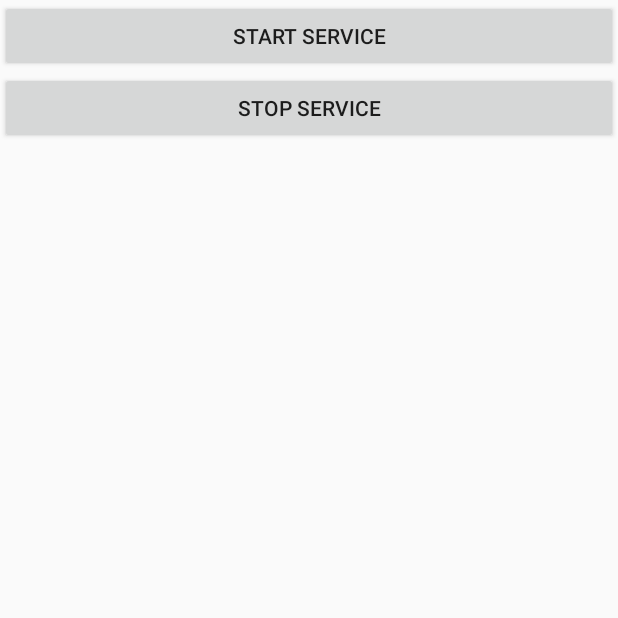
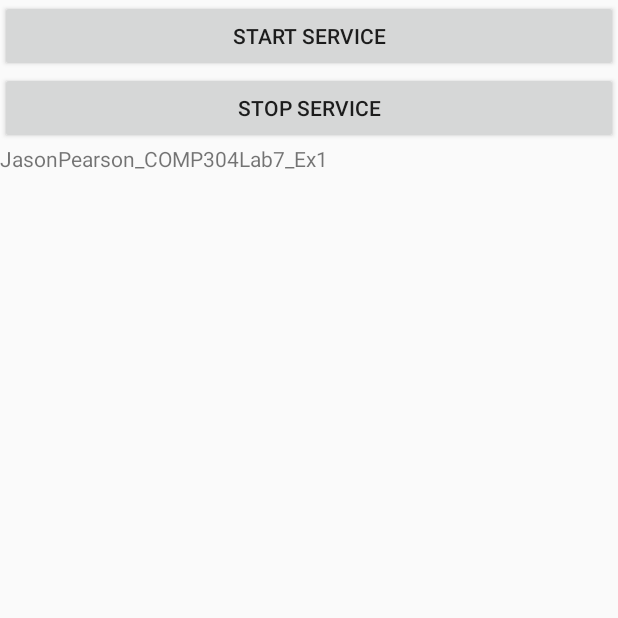
Before and after one commit to Jason-Pearson/JasonPearson_COMP304Lab7_Ex1, an Android app: the screen it shows after launch (ServicesActivity), on a phone screen of 412 x 824 dp, the top half of it. Run offline under Robolectric (Android 15) with nearby library versions, the phone set to English and light mode, and no system bars.

Commit message:
Not sure of Textview Object, onResume, and Receiver method Everything is workable to this point, until I start fiddling around with the code for the Service message to appear to in Textview

```diff
--- a/app/src/main/java/com/example/jason/jasonpearson_comp304lab7_ex1/ServicesActivity.java
+++ b/app/src/main/java/com/example/jason/jasonpearson_comp304lab7_ex1/ServicesActivity.java
@@ -10,6 +10,7 @@ import android.content.Intent;
 import android.content.IntentFilter;
 import android.os.Bundle;
 import android.view.View;
+import android.widget.TextView;
 import android.widget.Toast;
 import android.content.ComponentName;
 import android.os.IBinder;
@@ -17,17 +18,27 @@ import android.content.ServiceConnection;
 
 
 public class ServicesActivity extends Activity {
+    //TextView textView = (TextView) findViewById(R.id.textview);
 
     /** Called when the activity is first created. */
     @Override
     public void onCreate(Bundle savedInstanceState) {
+        //TextView textView = (TextView) findViewById(R.id.textview); //-put TextView in onCreate method?
+
         super.onCreate(savedInstanceState);
         setContentView(R.layout.activity_services);
-//
     }
+    //Do I call this method at all?...yes?...nah?
+    public void onResume()
+    {
+        super.onResume();
+        //This needs to be in the activity that will end up receiving the broadcast
+        registerReceiver(receiver, new IntentFilter("com.example.jason.jasonpearson_comp304lab7_ex1.Services.INFO_UPDATE"));
 
+    }
     public void startService(View view) {
         startService(new Intent(getBaseContext(), MySimpleService.class));
+        //onResume();
     }
 
     public void stopService(View view) {
@@ -35,4 +46,20 @@ public class ServicesActivity extends Activity {
                 MySimpleService.class));
     }
 
+
+    //This will handle the broadcast
+    public BroadcastReceiver receiver = new BroadcastReceiver() {
+
+        @Override
+        public void onReceive(Context context, Intent intent) {
+            //textView.setText("Here");
+            String action = intent.getAction();
+            if (action.equals(MySimpleService.INFO_INTENT)) {
+                String info = intent.getStringExtra("com.example.jason.jasonpearson_comp304lab7_ex1.Services.INFO_UPDATE");
+                //textView.setText(info);
+            }
+        }
+
+    };
+
 }
--- a/app/src/main/res/layout/activity_services.xml
+++ b/app/src/main/res/layout/activity_services.xml
@@ -16,4 +16,10 @@
         android:text="Stop Service"
         android:onClick="stopService" />
 
+    <TextView
+        android:layout_width="wrap_content"
+        android:layout_height="wrap_content"
+        android:id="@+id/textview"
+        android:text="@string/app_name"
+        />
 </LinearLayout>
```
Also changed, not shown: app/src/main/java/com/example/jason/jasonpearson_comp304lab7_ex1/MySimpleService.java (+10 -0 lines).
